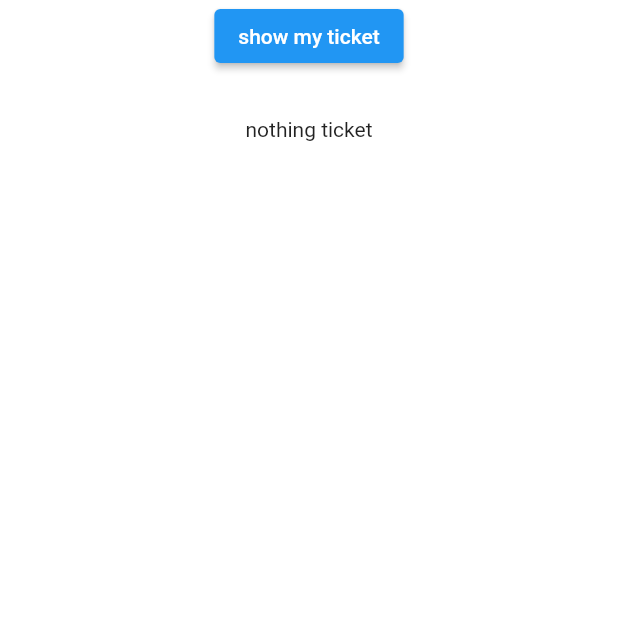
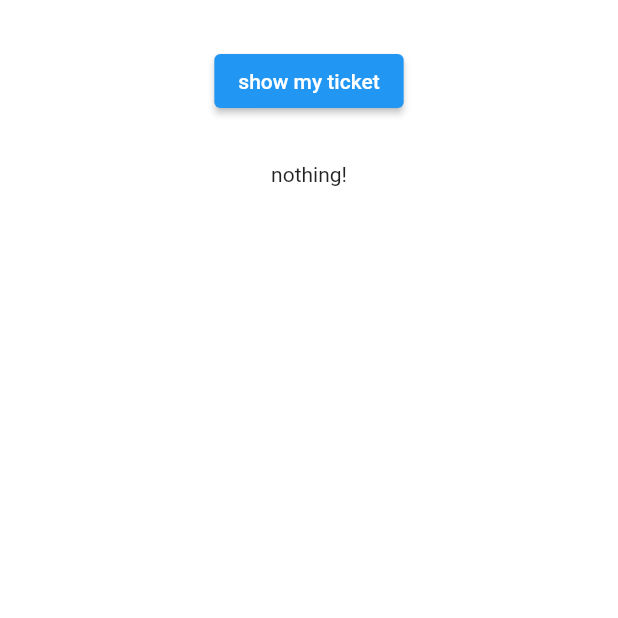
Before and after one commit to QKWQFC/web223, a Flutter app: the MyTicketPage screen opened directly, after a tap on "show my ticket", on a phone screen of 412 x 824 dp, the top half of it. Run offline on Flutter 3.47's test engine with Material 2 defaults, Android fonts, the phone set to English and light mode, and no system bars; our stand-ins replace flutter_snake_navigationbar; missing offline and left inert: bs58, kakao_flutter_sdk, near_api_flutter.

Commit message:
fixup: ticket listup

```diff
--- a/ce-service-fe/web3_ticket_flatform/lib/data/account.dart
+++ b/ce-service-fe/web3_ticket_flatform/lib/data/account.dart
@@ -7,4 +7,4 @@ Account connectedAccount = Account(
     provider: NEARTestNetRPCProvider()); // testing
 bool isAccountLogined = false; // testing
 
-String ticketString = '';
+String ticketString = "";
--- a/ce-service-fe/web3_ticket_flatform/lib/my_ticket_list.dart
+++ b/ce-service-fe/web3_ticket_flatform/lib/my_ticket_list.dart
@@ -16,8 +16,8 @@ class _MyTicketListState extends State<MyTicketList> {
 
   @override
   Widget build(BuildContext context) {
-    if (ticketString != '') {
-      ticketList = jsonDecode(ticketString);
+    if (ticketString != "") {
+      ticketList = json.decode(ticketString);
       return SizedBox(
         height: 500,
         child: ListView.builder(
@@ -33,9 +33,9 @@ class _MyTicketListState extends State<MyTicketList> {
         ),
       );
     } else {
-      return const SizedBox(
+      return SizedBox(
         height: 500,
-        child: Text('nothing ticket'),
+        child: Text('nothing!$ticketString'),
       );
     }
   }
--- a/ce-service-fe/web3_ticket_flatform/lib/my_ticket_page.dart
+++ b/ce-service-fe/web3_ticket_flatform/lib/my_ticket_page.dart
@@ -5,8 +5,8 @@ import 'package:web3_ticket_flatform/near_tester.dart';
 import 'package:web3_ticket_flatform/my_ticket_list.dart';
 import 'package:web3_ticket_flatform/data/datas.dart';
 
+import 'package:web3_ticket_flatform/data/account.dart';
 import 'package:near_api_flutter/near_api_flutter.dart' as napi;
-import 'package:web3_ticket_flatform/data/account.dart';
 
 class MyTicketPage extends StatefulWidget {
   const MyTicketPage({Key? key}) : super(key: key);
@@ -24,21 +24,24 @@ class _MyTicketPageState extends State<MyTicketPage> {
         alignment: Alignment.center,
         child: Column(
           children: [
+            const SizedBox(height: 30),
             ElevatedButton(
               onPressed: () async {
                 await getMyTicketList();
-                final stringJson = listUpTickets();
                 setState(() {
-                  ticketString = stringJson;
+                  ticketString = listUpTickets();
                 });
               },
               child: const Text('show my ticket'),
             ),
             const SizedBox(height: 30),
-            const Padding(
-              padding: EdgeInsets.symmetric(horizontal: 20),
-              child: SingleChildScrollView(
-                child: MyTicketList(),
+            Container(
+              color: Colors.white,
+              child: const Padding(
+                padding: EdgeInsets.symmetric(horizontal: 20),
+                child: SingleChildScrollView(
+                  child: MyTicketList(),
+                ),
               ),
             ),
           ],
@@ -49,8 +52,7 @@ class _MyTicketPageState extends State<MyTicketPage> {
 
   getMyTicketList() async {
     const method = viewMethod;
-    String methodArgs =
-        '{"account_id": "${connectedAccount.accountId}", "limit": 5}';
+    String methodArgs = '{"account_id": "min49590.testnet", "limit": 5}';
 
     napi.Contract contract = napi.Contract(contractId, connectedAccount);
     myTicketResponse =
@@ -58,9 +60,7 @@ class _MyTicketPageState extends State<MyTicketPage> {
   }
 
   String listUpTickets() {
-    if (myTicketResponse.isNotEmpty &&
-        myTicketResponse.containsKey('result') &&
-        myTicketResponse['result'].containsKey('result')) {
+    if (myTicketResponse.isNotEmpty) {
       return utf8.decode(myTicketResponse['result']['result'].cast<int>());
     } else {
       return nullTicket;
--- a/ce-service-fe/web3_ticket_flatform/lib/profile_page.dart
+++ b/ce-service-fe/web3_ticket_flatform/lib/profile_page.dart
@@ -39,6 +39,7 @@ class _ProfilePageState extends State<ProfilePage> {
                             fontSize: 30,
                             fontWeight: FontWeight.w800,
                           )),
+                      const SizedBox(height: 50),
                       ElevatedButton(
                         //call with deposit
                         onPressed: () async {
@@ -74,9 +75,8 @@ class _ProfilePageState extends State<ProfilePage> {
               ),
               const Padding(
                 padding: EdgeInsets.all(8.0),
-                child: Text(
-                  "Contract: $contractId",
-                ),
+                child: Text("Connected Contract: $contractId",
+                    style: TextStyle(fontSize: 20)),
               ),
             ],
           ),
--- a/ce-service-fe/web3_ticket_flatform/lib/widget/ticket.dart
+++ b/ce-service-fe/web3_ticket_flatform/lib/widget/ticket.dart
@@ -48,7 +48,7 @@ class MyTicket extends StatelessWidget {
                     Row(
                       children: [
                         Text(
-                          nearAmount.toString(),
+                          '$nearAmount Near',
                           style: const TextStyle(
                             color: Colors.white,
                             fontSize: 20,
```
Also changed, not shown: ce-service-fe/web3_ticket_flatform/lib/login_page.dart (+8 -7 lines).
